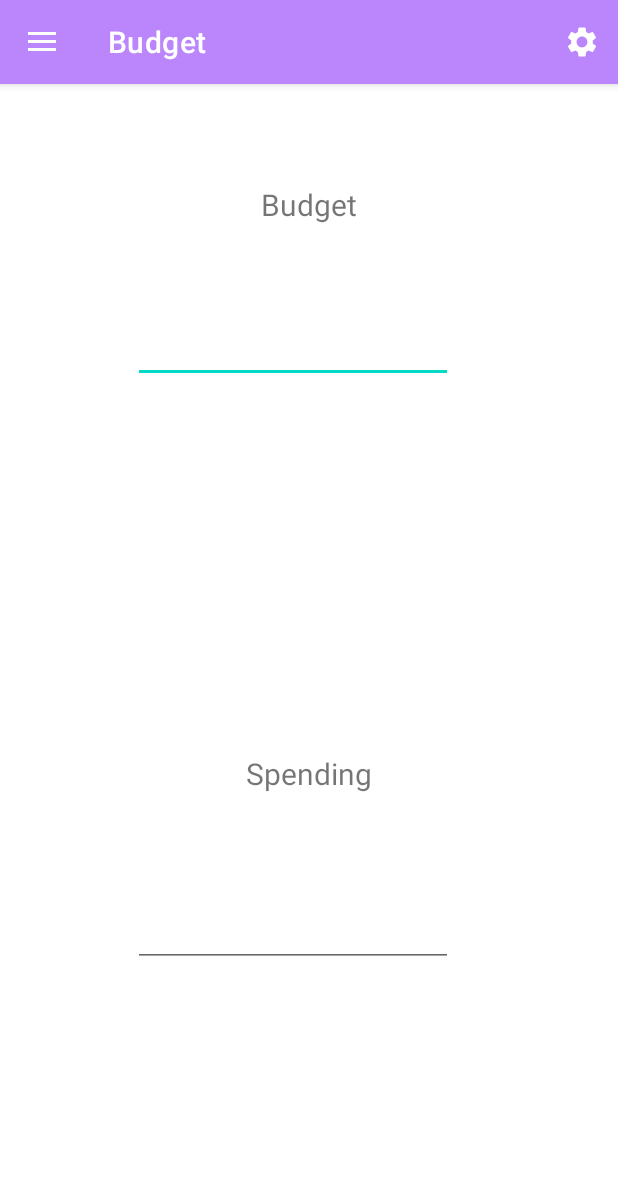
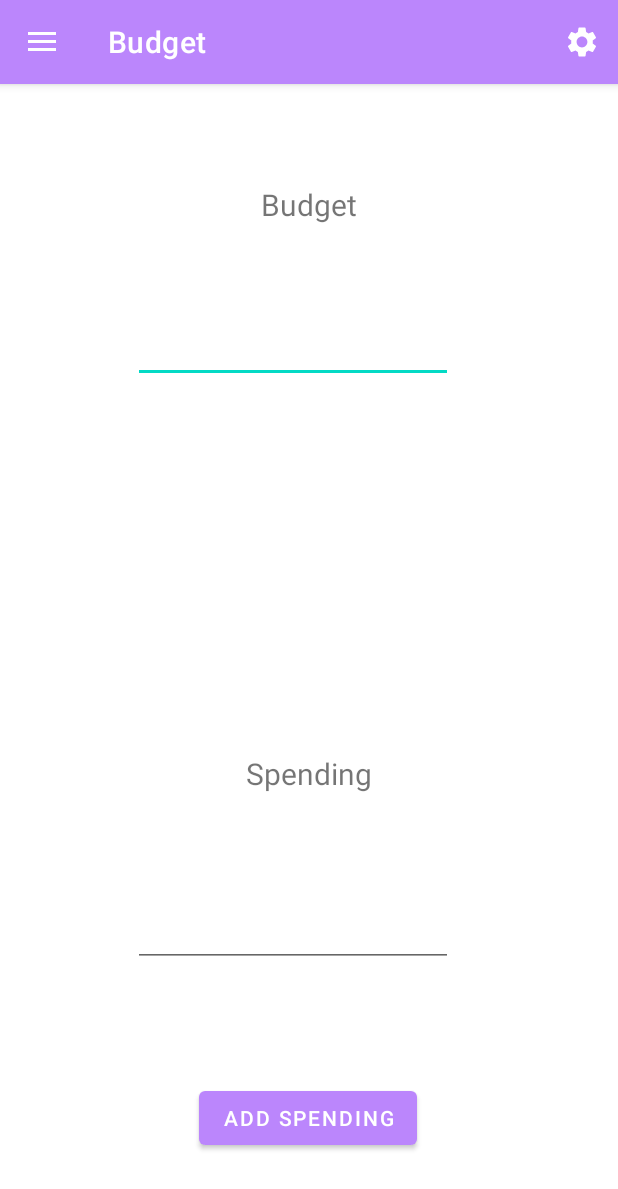
Before and after one commit to Vlad-Dima21/Proiect-MDS, an Android app: the MainActivity screen opened directly, with no data from a screen before it, in the side drawer, after a tap on "Budget", on a phone screen of 412 x 824 dp. Shown: the top 1189 px of the screen. Run offline under Robolectric (Android 15) with nearby library versions, the phone set to English and light mode, and no system bars; our stand-ins replace androidx.preference, navigation-ui; 2 statements that could not run were skipped.

Commit message:
Adding budget

```diff
--- a/app/src/main/java/com/example/proiectmds/ui/budget/BudgetFragment.java
+++ b/app/src/main/java/com/example/proiectmds/ui/budget/BudgetFragment.java
@@ -4,29 +4,53 @@
 import android.view.LayoutInflater;
 import android.view.View;
 import android.view.ViewGroup;
+import android.widget.Button;
 import android.widget.TextView;
 
 import androidx.annotation.NonNull;
 import androidx.fragment.app.Fragment;
 import androidx.lifecycle.ViewModelProvider;
 
-import com.example.proiectmds.R;
 import com.example.proiectmds.databinding.FragmentBudgetBinding;
+import com.google.android.material.snackbar.Snackbar;
 
 public class BudgetFragment extends Fragment {
 
     private FragmentBudgetBinding binding;
 
-    public View onCreateView(@NonNull LayoutInflater inflater,
-                             ViewGroup container, Bundle savedInstanceState) {
+    public View onCreateView(@NonNull LayoutInflater inflater, ViewGroup container, Bundle savedInstanceState)
+    {
+
+//        BudgetViewModel budgetViewModel =
+//                new ViewModelProvider(this).get(BudgetViewModel.class);
 
         binding = FragmentBudgetBinding.inflate(inflater, container, false);
         View root = binding.getRoot();
+        final Button btn = binding.btnSpending;
+        final TextView textView = binding.textBudget;
+        btn.setOnClickListener(new View.OnClickListener()
+        {
+            @Override
+            public void onClick(View view)
+            {
+//                Snackbar.make(view, "Replace with your own action", Snackbar.LENGTH_LONG).setAction("Action", null).show();
+                int a = Integer.parseInt(binding.Budget.getText().toString());
+                int b = Integer.parseInt(binding.Spending.getText().toString());
+                int diff = a - b;
+                if (diff < 0)
+                {
+                    Snackbar.make(view, "Budget cannot be lower than 0", Snackbar.LENGTH_LONG).setAction("Action", null).show();
+                }
+                else
+                {
+                    binding.Budget.setText(String.valueOf(diff));
+                }
 
-        final TextView textView = binding.textBudget;
+            }
+        });
+//        budgetViewModel.getText().observe(getViewLifecycleOwner(), textView::setText);
         return root;
     }
-
 
     @Override
     public void onDestroyView() {
--- a/app/src/main/res/layout/fragment_budget.xml
+++ b/app/src/main/res/layout/fragment_budget.xml
@@ -84,4 +84,16 @@
         app:layout_constraintStart_toStartOf="parent"
         app:layout_constraintTop_toTopOf="parent"
         app:layout_constraintVertical_bias="0.752" />
+
+    <Button
+        android:id="@+id/btnSpending"
+        android:layout_width="wrap_content"
+        android:layout_height="wrap_content"
+        android:text="@string/add_spending"
+        app:layout_constraintBottom_toBottomOf="parent"
+        app:layout_constraintEnd_toEndOf="parent"
+        app:layout_constraintHorizontal_bias="0.498"
+        app:layout_constraintStart_toStartOf="parent"
+        app:layout_constraintTop_toTopOf="parent"
+        app:layout_constraintVertical_bias="0.924" />
 </androidx.constraintlayout.widget.ConstraintLayout>
--- a/app/src/main/res/values/strings.xml
+++ b/app/src/main/res/values/strings.xml
@@ -54,4 +54,5 @@
     <string name="change_status">Customize your status bar\'s color</string>
     <string name="bitBucket_commits">Come look at our BitBucket commits</string>
     <string name="Jira_issues">Inspect our Jira Issues</string>
+    <string name="add_spending">Add Spending</string>
 </resources>
```
